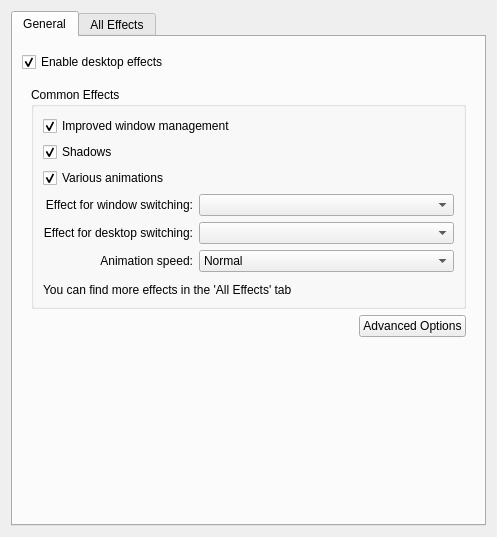
Before: the Qt Designer form kcmkwin/kwincompositing/main.ui in KDE/kwin, drawn with Qt 5.
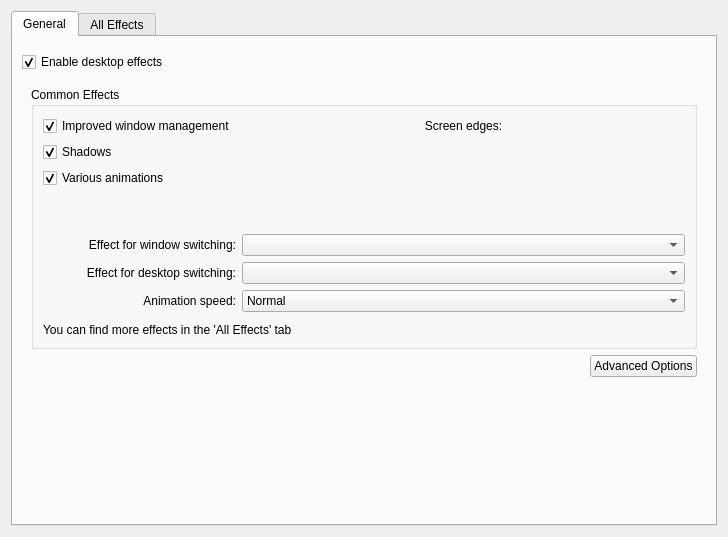
After: the same form once the commit is applied. Custom widgets are drawn as their Qt base class.

Commit message: Add a widget to assign an effect to screen edges in the kwincompositing dialog. Remove the previous configuration for assigning screen edges from the config dialogs of the single effects.

Diff of the .ui file:
```diff
--- a/kcmkwin/kwincompositing/main.ui
+++ b/kcmkwin/kwincompositing/main.ui
@@ -5,7 +5,7 @@
    <rect>
     <x>0</x>
     <y>0</y>
-    <width>497</width>
+    <width>728</width>
     <height>537</height>
    </rect>
   </property>
@@ -42,7 +42,7 @@
              <string>Common Effects</string>
             </property>
             <layout class="QGridLayout" name="gridLayout" >
-             <item row="0" column="0" colspan="2" >
+             <item row="0" column="0" >
               <widget class="QCheckBox" name="effectWinManagement" >
                <property name="text" >
                 <string>Improved window management</string>
@@ -52,7 +52,7 @@
                </property>
               </widget>
              </item>
-             <item row="1" column="0" colspan="2" >
+             <item row="1" column="0" >
               <widget class="QCheckBox" name="effectShadows" >
                <property name="text" >
                 <string>Shadows</string>
@@ -62,7 +62,7 @@
                </property>
               </widget>
              </item>
-             <item row="2" column="0" colspan="2" >
+             <item row="2" column="0" >
               <widget class="QCheckBox" name="effectAnimations" >
                <property name="text" >
                 <string>Various animations</string>
@@ -72,7 +72,7 @@
                </property>
               </widget>
              </item>
-             <item row="6" column="0" colspan="2" >
+             <item row="7" column="0" colspan="2" >
               <spacer name="verticalSpacer" >
                <property name="orientation" >
                 <enum>Qt::Vertical</enum>
@@ -88,14 +88,14 @@
                </property>
               </spacer>
              </item>
-             <item row="7" column="0" colspan="2" >
+             <item row="8" column="0" colspan="2" >
               <widget class="QLabel" name="label" >
                <property name="text" >
                 <string>You can find more effects in the 'All Effects' tab</string>
                </property>
               </widget>
              </item>
-             <item row="3" column="0" >
+             <item row="4" column="0" >
               <widget class="QLabel" name="label_3" >
                <property name="text" >
                 <string>Effect for window switching:</string>
@@ -108,7 +108,7 @@
                </property>
               </widget>
              </item>
-             <item row="3" column="1" >
+             <item row="4" column="1" >
               <widget class="QComboBox" name="windowSwitchingCombo" >
                <property name="sizePolicy" >
                 <sizepolicy vsizetype="Fixed" hsizetype="Expanding" >
@@ -118,7 +118,7 @@
                </property>
               </widget>
              </item>
-             <item row="4" column="0" >
+             <item row="5" column="0" >
               <widget class="QLabel" name="label_4" >
                <property name="text" >
                 <string>Effect for desktop switching:</string>
@@ -131,7 +131,7 @@
                </property>
               </widget>
              </item>
-             <item row="4" column="1" >
+             <item row="5" column="1" >
               <widget class="QComboBox" name="desktopSwitchingCombo" >
                <property name="sizePolicy" >
                 <sizepolicy vsizetype="Fixed" hsizetype="Expanding" >
@@ -141,7 +141,7 @@
                </property>
               </widget>
              </item>
-             <item row="5" column="0" >
+             <item row="6" column="0" >
               <widget class="QLabel" name="label_5" >
                <property name="text" >
                 <string>Animation speed:</string>
@@ -154,7 +154,7 @@
                </property>
               </widget>
              </item>
-             <item row="5" column="1" >
+             <item row="6" column="1" >
               <widget class="QComboBox" name="animationSpeedCombo" >
                <property name="sizePolicy" >
                 <sizepolicy vsizetype="Fixed" hsizetype="Expanding" >
@@ -202,6 +202,39 @@
                </item>
               </widget>
              </item>
+             <item rowspan="3" row="1" column="1" >
+              <widget class="KWin::Monitor" native="1" name="edges_monitor" >
+               <property name="focusPolicy" >
+                <enum>Qt::StrongFocus</enum>
+               </property>
+              </widget>
+             </item>
+             <item row="3" column="0" >
+              <spacer name="verticalSpacer_2" >
+               <property name="orientation" >
+                <enum>Qt::Vertical</enum>
+               </property>
+               <property name="sizeHint" stdset="0" >
+                <size>
+                 <width>20</width>
+                 <height>40</height>
+                </size>
+               </property>
+              </spacer>
+             </item>
+             <item row="0" column="1" >
+              <widget class="QLabel" name="label_6" >
+               <property name="text" >
+                <string>Screen edges:</string>
+               </property>
+               <property name="alignment" >
+                <set>Qt::AlignCenter</set>
+               </property>
+               <property name="buddy" >
+                <cstring>edges_monitor</cstring>
+               </property>
+              </widget>
+             </item>
             </layout>
            </widget>
           </item>
@@ -287,6 +320,12 @@
    <header>kpluginselector.h</header>
    <container>1</container>
   </customwidget>
+  <customwidget>
+   <class>KWin::Monitor</class>
+   <extends>QWidget</extends>
+   <header>monitor.h</header>
+   <container>1</container>
+  </customwidget>
  </customwidgets>
  <resources/>
  <connections>
```
Left out of the diff: 17 changed lines with no effect on the pictures. The commit also changes 15 other files.
